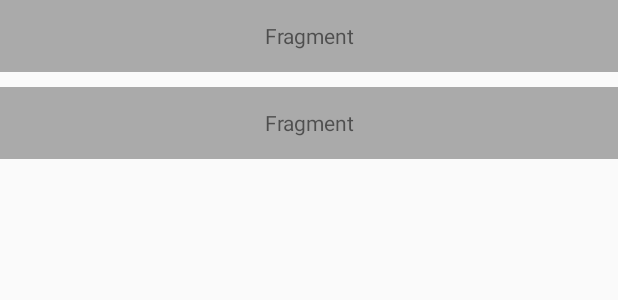
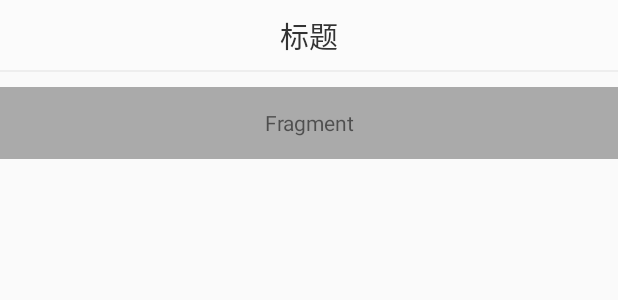
Before and after one commit to AudioOnly/Demo328, an Android app: the layout fragment_first.xml on its own in the app's theme, with its tools: preview values and no code run, on a phone screen of 412 x 824 dp. Shown: the top 300 px of the screen. Run offline under Robolectric (Android 15) with nearby library versions, the phone set to English and light mode, and no system bars.

Commit message:
添加自定义 TitleView 继承FrameLayout。修复沉浸式状态栏Bug（wrap_content属性）；布局设置TitleView的id为定值"@id/v_fitsSystemWindows"
在FirstFragment中测试。

```diff
--- a/app/src/main/java/com/yao/rui/demo328/activitys/TestFragActivity.java
+++ b/app/src/main/java/com/yao/rui/demo328/activitys/TestFragActivity.java
@@ -8,6 +8,7 @@ import com.yao.rui.demo328.R;
 import com.yao.rui.demo328.fragments.FirstFragment;
 
 /**
+ * 测试Activity
  * Created by Rny on 2017/3/29.
  */
 
--- /dev/null
+++ b/app/src/main/res/color/text_title_right.xml
@@ -0,0 +1,6 @@
+<?xml version="1.0" encoding="utf-8"?>
+<selector xmlns:android="http://schemas.android.com/apk/res/android">
+    <item android:color="#999" android:state_selected="true" />
+    <item android:color="#999" android:state_pressed="true" />
+    <item android:color="#FDB34E" />
+</selector>
--- a/app/src/main/res/layout/activity_main.xml
+++ b/app/src/main/res/layout/activity_main.xml
@@ -64,7 +64,7 @@
             android:drawablePadding="4dp"
             android:drawableTop="@drawable/ic_main_tab_status"
             android:gravity="center_horizontal"
-            android:tag="2"
+            android:tag="3"
             android:text="肆页"
             android:textColor="@color/text_main_tab"
             android:textSize="12sp" />
--- a/app/src/main/res/layout/fragment_first.xml
+++ b/app/src/main/res/layout/fragment_first.xml
@@ -3,19 +3,11 @@
     android:layout_width="match_parent"
     android:layout_height="match_parent"
     android:orientation="vertical">
-    <LinearLayout
+    <com.yao.rui.demo328.views.TitleView
         android:id="@id/v_fitsSystemWindows"
         android:layout_width="match_parent"
-        android:layout_height="wrap_content"
-        android:background="@android:color/darker_gray"
-        android:layout_marginBottom="10dp">
-        <TextView
-            android:layout_width="match_parent"
-            android:layout_height="48dp"
-            android:gravity="center"
-            android:textSize="14sp"
-            android:text="Fragment"/>
-    </LinearLayout>
+        android:layout_height="wrap_content">
+    </com.yao.rui.demo328.views.TitleView>
     <TextView
         android:id="@+id/fg_tv"
         android:layout_width="match_parent"
@@ -23,6 +15,7 @@
         android:gravity="center"
         android:textSize="14sp"
         android:text="Fragment"
-        android:background="@android:color/darker_gray"/>
+        android:background="@android:color/darker_gray"
+        android:layout_marginTop="10dp"/>
 
 </LinearLayout>
--- /dev/null
+++ b/app/src/main/res/layout/title_view.xml
@@ -0,0 +1,61 @@
+<?xml version="1.0" encoding="utf-8"?>
+<RelativeLayout xmlns:android="http://schemas.android.com/apk/res/android"
+    android:layout_width="match_parent"
+    android:layout_height="@dimen/titleheight"
+    android:background="@color/title_bg">
+
+    <ImageView
+        android:id="@+id/iv_left"
+        android:layout_width="wrap_content"
+        android:layout_height="match_parent"
+        android:layout_alignParentLeft="true"
+        android:layout_centerVertical="true"
+        android:paddingLeft="12dp"
+        android:paddingRight="12dp"
+        android:scaleType="centerInside" />
+
+    <ImageView
+        android:id="@+id/iv_right"
+        android:layout_width="wrap_content"
+        android:layout_height="match_parent"
+        android:layout_alignParentRight="true"
+        android:layout_centerVertical="true"
+        android:paddingLeft="12dp"
+        android:paddingRight="12dp"
+        android:scaleType="centerInside" />
+    <TextView
+        android:id="@+id/tv_right"
+        android:layout_width="wrap_content"
+        android:layout_height="match_parent"
+        android:layout_alignParentRight="true"
+        android:ellipsize="end"
+        android:gravity="center"
+        android:lines="1"
+        android:maxLength="4"
+        android:paddingLeft="12dp"
+        android:paddingRight="12dp"
+        android:textColor="@color/text_title_right"
+        android:textSize="14sp" />
+    <TextView
+        android:id="@+id/title_tv"
+        android:layout_width="wrap_content"
+        android:layout_height="match_parent"
+        android:layout_centerVertical="true"
+        android:layout_centerHorizontal="true"
+        android:ellipsize="end"
+        android:gravity="center"
+        android:lines="1"
+        android:maxLength="8"
+        android:text="标题"
+        android:textColor="#333"
+        android:textSize="19sp"/>
+
+    <View
+        android:id="@+id/divider"
+        style="@style/DividerHorizontal"
+        android:layout_alignParentBottom="true">
+
+    </View>
+
+
+</RelativeLayout>
--- a/app/src/main/res/values/colors.xml
+++ b/app/src/main/res/values/colors.xml
@@ -3,4 +3,9 @@
     <color name="colorPrimary">#3F51B5</color>
     <color name="colorPrimaryDark">#303F9F</color>
     <color name="colorAccent">#FF4081</color>
+
+    <!--分割线颜色-->
+    <color name="divider">#EEE</color>
+    <!--标题背景颜色-->
+    <color name="title_bg">#fbfbfb</color>
 </resources>
--- /dev/null
+++ b/app/src/main/res/values/dimen.xml
@@ -0,0 +1,7 @@
+<?xml version="1.0" encoding="utf-8"?>
+<resources>
+    <!--分隔线宽度-->
+    <dimen name="divider">2px</dimen>
+    <!--titleView 高度-->
+    <dimen name="titleheight">48dp</dimen>
+</resources>
--- a/app/src/main/res/values/styles.xml
+++ b/app/src/main/res/values/styles.xml
@@ -8,4 +8,16 @@
         <item name="colorAccent">@color/colorAccent</item>
     </style>
 
+    <!--分隔线样式-->
+    <style name="DividerHorizontal">
+        <item name="android:layout_width">match_parent</item>
+        <item name="android:layout_height">@dimen/divider</item>
+        <item name="android:background">@color/divider</item>
+    </style>
+    <style name="DividerVertical">
+        <item name="android:layout_width">@dimen/divider</item>
+        <item name="android:layout_height">match_parent</item>
+        <item name="android:background">@color/divider</item>
+    </style>
+
 </resources>
```
Also changed, not shown: app/src/main/java/com/yao/rui/demo328/activitys/MainActivity.java (+9 -19 lines), app/src/main/java/com/yao/rui/demo328/fragments/FirstFragment.java (+5 -6 lines), app/src/main/java/com/yao/rui/demo328/views/TitleView.java (added, +142 -0 lines).
